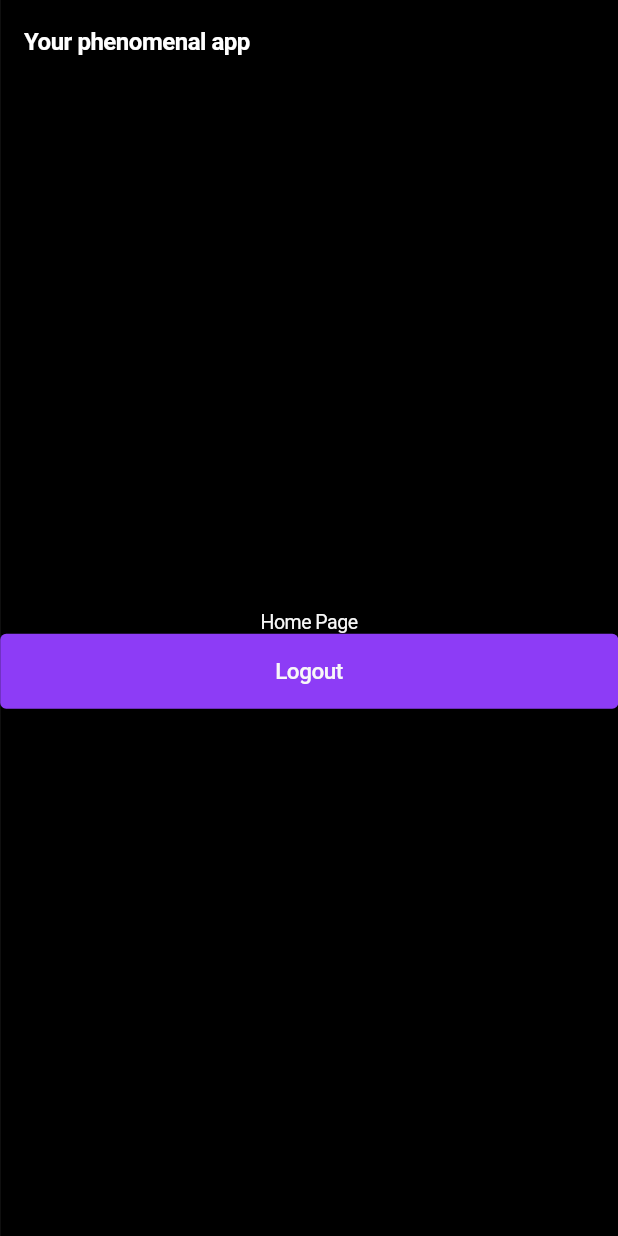
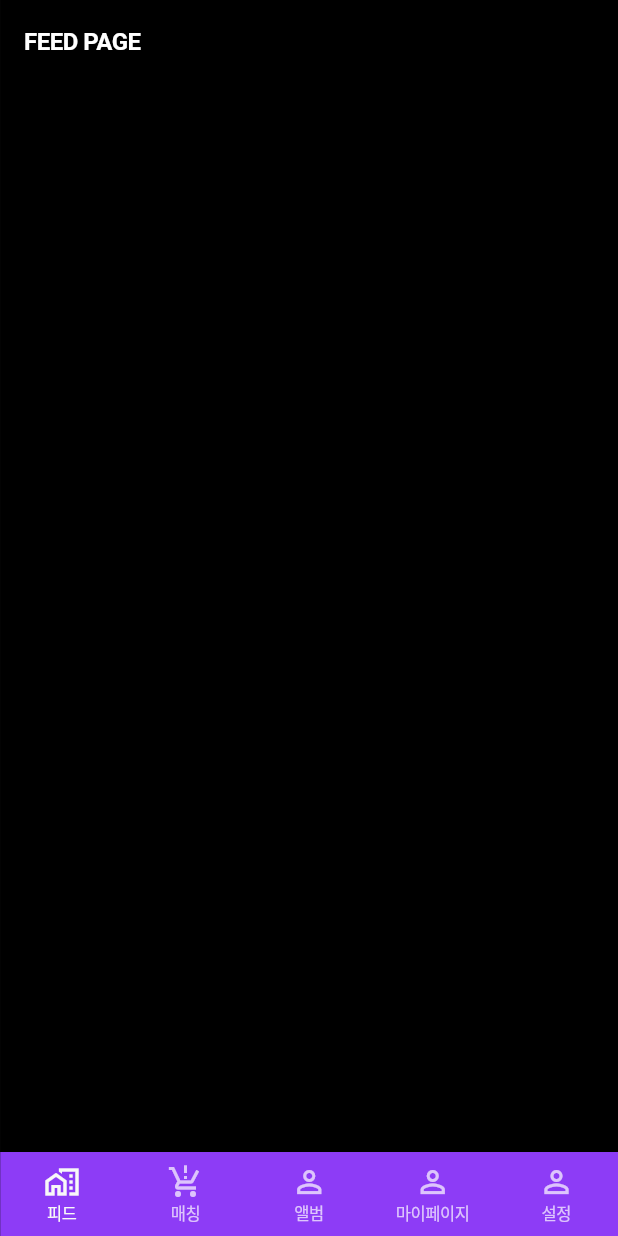
Before and after one commit to cos-quare/cosquare-app, a Flutter app: the screen it shows after launch, after a tap on "로그인", on a phone screen of 412 x 824 dp. Run offline on Flutter 3.47's test engine with Material 2 defaults, Android fonts, the light colour scheme and no system bars; our stand-ins replace flutter_riverpod, go_router, logger; Roboto replaces fonts that are missing (Pretendard).

Commit message:
:sparkles: 기본 페이지 수정

```diff
--- a/lib/river_pod/routes/routes.dart
+++ b/lib/river_pod/routes/routes.dart
@@ -1,6 +1,11 @@
 // ignore_for_file: public_member_api_docs, sort_constructors_first
 import 'dart:async';
 
+import 'package:costarica_app/screens/home/album_page.dart';
+import 'package:costarica_app/screens/home/feed_page.dart';
+import 'package:costarica_app/screens/home/matching_page.dart';
+import 'package:costarica_app/screens/home/my_page.dart';
+import 'package:costarica_app/screens/home/setting_page.dart';
 import 'package:flutter/material.dart';
 import 'package:flutter_riverpod/flutter_riverpod.dart';
 import 'package:go_router/go_router.dart';
@@ -8,65 +13,64 @@ import 'package:go_router/go_router.dart';
 import 'package:costarica_app/river_pod/authentication/authentication.dart';
 import 'package:costarica_app/screens/auth/login_page.dart';
 import 'package:costarica_app/screens/common/error_page.dart';
-import 'package:costarica_app/screens/home/home_page.dart';
-import 'package:costarica_app/screens/home/more_page.dart';
-import 'package:costarica_app/screens/home/product_page.dart';
-import 'package:costarica_app/screens/root_page.dart';
+import 'package:costarica_app/screens/common/root_page.dart';
 import 'package:costarica_app/screens/tab_page.dart';
 import 'package:costarica_app/util/simple_logger.dart';
 
-final navigatorKey = GlobalKey<NavigatorState>();
+final GlobalKey<NavigatorState> _rootNavigatorKey = GlobalKey<NavigatorState>(debugLabel: 'root');
+final GlobalKey<NavigatorState> _shellNavigatorKey = GlobalKey<NavigatorState>(debugLabel: 'tab');
 
 final routerProvider = Provider<GoRouter>((ref) {
   final isAuth = ref.watch(authProvider);
 
   return GoRouter(
-    navigatorKey: navigatorKey,
+    navigatorKey: _rootNavigatorKey,
     debugLogDiagnostics: true,
+    initialLocation: '/login',
     redirect: (context, state) {
       final areWeLoggingIn = state.location == LoginPage.routeLocation;
       if (!isAuth) return areWeLoggingIn ? null : LoginPage.routeLocation;
 
-      if (areWeLoggingIn) return HomePage.routeLocation;
+      if (areWeLoggingIn) return FeedPage.routeLocation;
 
       return null;
     },
     routes: [
-      GoRoute(
-        name: HomePage.routeName,
-        path: HomePage.routeLocation,
-        builder: (context, _) => const HomePage(),
-      ),
       GoRoute(
         name: LoginPage.routeName,
         path: LoginPage.routeLocation,
         builder: (context, _) => const LoginPage(),
       ),
       ShellRoute(
-        pageBuilder: (context, state, child) {
-          return MaterialPage(
-            key: state.pageKey,
-            child: TabPage(child: child),
-          );
+        navigatorKey: _shellNavigatorKey,
+        builder: (context, state, child) {
+          return TabPage(child: child);
         },
         routes: [
           GoRoute(
-            path: '/home',
-            pageBuilder: (context, state) {
-              return const MaterialPage(child: HomePage());
-            },
+            name: FeedPage.routeName,
+            path: FeedPage.routeLocation,
+            builder: (context, _) => const FeedPage(),
           ),
           GoRoute(
-            path: '/product',
-            pageBuilder: (context, state) {
-              return const MaterialPage(child: ProductPage());
-            },
+            name: MatchingPage.routeName,
+            path: MatchingPage.routeLocation,
+            builder: (context, _) => const MatchingPage(),
           ),
           GoRoute(
-            path: '/more',
-            pageBuilder: (context, state) {
-              return const MaterialPage(child: MorePage());
-            },
+            name: AlbumPage.routeName,
+            path: AlbumPage.routeLocation,
+            builder: (context, _) => const AlbumPage(),
+          ),
+          GoRoute(
+            name: MyPage.routeName,
+            path: MyPage.routeLocation,
+            builder: (context, _) => const MyPage(),
+          ),
+          GoRoute(
+            name: SettingPage.routeName,
+            path: SettingPage.routeLocation,
+            builder: (context, _) => const SettingPage(),
           ),
         ],
       ),
--- /dev/null
+++ b/lib/screens/home/feed_page.dart
@@ -0,0 +1,26 @@
+import 'package:flutter/material.dart';
+import 'package:flutter_riverpod/flutter_riverpod.dart';
+
+class FeedPage extends ConsumerStatefulWidget {
+  const FeedPage({super.key});
+  static String get routeName => 'feed';
+  static String get routeLocation => '/$routeName';
+  @override
+  ConsumerState<ConsumerStatefulWidget> createState() => _FeedPageState();
+}
+
+class _FeedPageState extends ConsumerState<FeedPage> {
+  @override
+  Widget build(BuildContext context) {
+    return Scaffold(
+      appBar: AppBar(title: const Text("FEED PAGE")),
+      body: Center(
+        child: Column(
+          mainAxisAlignment: MainAxisAlignment.center,
+          crossAxisAlignment: CrossAxisAlignment.center,
+          children: [],
+        ),
+      ),
+    );
+  }
+}
--- a/lib/screens/home/home_page.dart
+++ b/lib/screens/home/setting_page.dart
@@ -1,23 +1,25 @@
 import 'package:costarica_app/river_pod/authentication/authentication.dart';
-import 'package:costarica_app/theme/style/size_config.dart';
 import 'package:flutter/material.dart';
 import 'package:flutter_riverpod/flutter_riverpod.dart';
 
-class HomePage extends ConsumerWidget {
-  const HomePage({super.key});
-  static String get routeName => 'home';
-  static String get routeLocation => '/';
+class SettingPage extends ConsumerStatefulWidget {
+  const SettingPage({super.key});
+  static String get routeName => 'setting';
+  static String get routeLocation => '/$routeName';
+  @override
+  ConsumerState<ConsumerStatefulWidget> createState() => _SettingPageState();
+}
 
+class _SettingPageState extends ConsumerState<SettingPage> {
   @override
-  Widget build(BuildContext context, WidgetRef ref) {
+  Widget build(BuildContext context) {
     return Scaffold(
-      appBar: AppBar(title: const Text("Your phenomenal app")),
+      appBar: AppBar(title: const Text("SETTING PAGE")),
       body: Center(
         child: Column(
           mainAxisAlignment: MainAxisAlignment.center,
           crossAxisAlignment: CrossAxisAlignment.center,
           children: [
-            const Text("Home Page"),
             ElevatedButton(
               onPressed: () {
                 ref.read(authProvider.notifier).logout();
--- a/lib/screens/tab_page.dart
+++ b/lib/screens/tab_page.dart
@@ -1,29 +1,25 @@
+import 'package:costarica_app/screens/home/album_page.dart';
+import 'package:costarica_app/screens/home/feed_page.dart';
+import 'package:costarica_app/screens/home/matching_page.dart';
+import 'package:costarica_app/screens/home/my_page.dart';
+import 'package:costarica_app/screens/home/setting_page.dart';
 import 'package:costarica_app/theme/style/colors.dart';
 import 'package:flutter/material.dart';
+import 'package:flutter_riverpod/flutter_riverpod.dart';
 import 'package:go_router/go_router.dart';
 
-class TabPage extends StatelessWidget {
-  const TabPage({Key? key, required this.child}) : super(key: key);
+class TabPage extends ConsumerStatefulWidget {
+  const TabPage({super.key, required this.child});
   final Widget child;
-
+  static String get routeName => 'tab';
+  static String get routeLocation => '/';
   @override
-  Widget build(BuildContext context) {
-    return PageTabView(
-      child: child,
-    );
-  }
+  ConsumerState<ConsumerStatefulWidget> createState() => _TabPageState(child);
 }
 
-class PageTabView extends StatefulWidget {
-  const PageTabView({Key? key, required this.child}) : super(key: key);
-
+class _TabPageState extends ConsumerState<TabPage> with WidgetsBindingObserver {
   final Widget child;
-
-  @override
-  State<PageTabView> createState() => _PageTabViewState();
-}
-
-class _PageTabViewState extends State<PageTabView> with WidgetsBindingObserver {
+  _TabPageState(this.child);
   int _selectedPage = 0;
 
   @override
@@ -66,19 +62,6 @@ class _PageTabViewState extends State<PageTabView> with WidgetsBindingObserver {
         ),
         child: _navigationBar(),
       ),
-      floatingActionButton: Container(
-        height: 60,
-        width: double.infinity,
-        child: InkWell(
-          onTap: () {},
-          child: const CircleAvatar(
-            radius: 30,
-            backgroundColor: kCosPurple500,
-            child: Icon(Icons.add, size: 36, color: kCosPurple100),
-          ),
-        ),
-      ),
-      floatingActionButtonLocation: FloatingActionButtonLocation.centerDocked,
     );
   }
 
@@ -95,15 +78,23 @@ class _PageTabViewState extends State<PageTabView> with WidgetsBindingObserver {
       items: const [
         BottomNavigationBarItem(
           icon: Icon(Icons.maps_home_work_outlined),
-          label: '홈',
+          label: '피드',
         ),
         BottomNavigationBarItem(
           icon: Icon(Icons.production_quantity_limits_outlined),
-          label: '상품',
+          label: '매칭',
         ),
         BottomNavigationBarItem(
           icon: Icon(Icons.person_outline),
-          label: '더보기',
+          label: '앨범',
+        ),
+        BottomNavigationBarItem(
+          icon: Icon(Icons.person_outline),
+          label: '마이페이지',
+        ),
+        BottomNavigationBarItem(
+          icon: Icon(Icons.person_outline),
+          label: '설정',
         ),
       ],
       selectedFontSize: 11,
@@ -118,14 +109,20 @@ class _PageTabViewState extends State<PageTabView> with WidgetsBindingObserver {
   int _calculateSelectedIndex(BuildContext context) {
     final GoRouter route = GoRouter.of(context);
     final String location = route.location;
-    if (location == '/home') {
+    if (location == FeedPage.routeLocation) {
       _selectedPage = 0;
     }
-    if (location == '/product') {
+    if (location == MatchingPage.routeLocation) {
       _selectedPage = 1;
     }
-    if (location == '/more') {
+    if (location == AlbumPage.routeLocation) {
       _selectedPage = 2;
+    }
+    if (location == MyPage.routeLocation) {
+      _selectedPage = 3;
+    }
+    if (location == SettingPage.routeLocation) {
+      _selectedPage = 4;
     }
     return _selectedPage;
   }
@@ -133,13 +130,19 @@ class _PageTabViewState extends State<PageTabView> with WidgetsBindingObserver {
   void _onItemTapped(int index, BuildContext context) {
     switch (index) {
       case 0:
-        GoRouter.of(context).go('/home');
+        GoRouter.of(context).go(FeedPage.routeLocation);
         break;
       case 1:
-        GoRouter.of(context).go('/product');
+        GoRouter.of(context).go(MatchingPage.routeLocation);
         break;
       case 2:
-        GoRouter.of(context).go('/more');
+        GoRouter.of(context).go(AlbumPage.routeLocation);
+        break;
+      case 3:
+        GoRouter.of(context).go(MyPage.routeLocation);
+        break;
+      case 4:
+        GoRouter.of(context).go(SettingPage.routeLocation);
         break;
     }
   }
```
Also changed, not shown: lib/screens/home/album_page.dart (added, +26 -0 lines), lib/screens/home/matching_page.dart (added, +26 -0 lines), lib/screens/home/more_page.dart (deleted, +0 -164 lines), lib/screens/home/my_page.dart (added, +26 -0 lines), lib/screens/home/product_page.dart (deleted, +0 -40 lines), lib/util/color.dart (added, +73 -0 lines), lib/screens/common/root_page.dart (renamed from lib/screens/root_page.dart).
